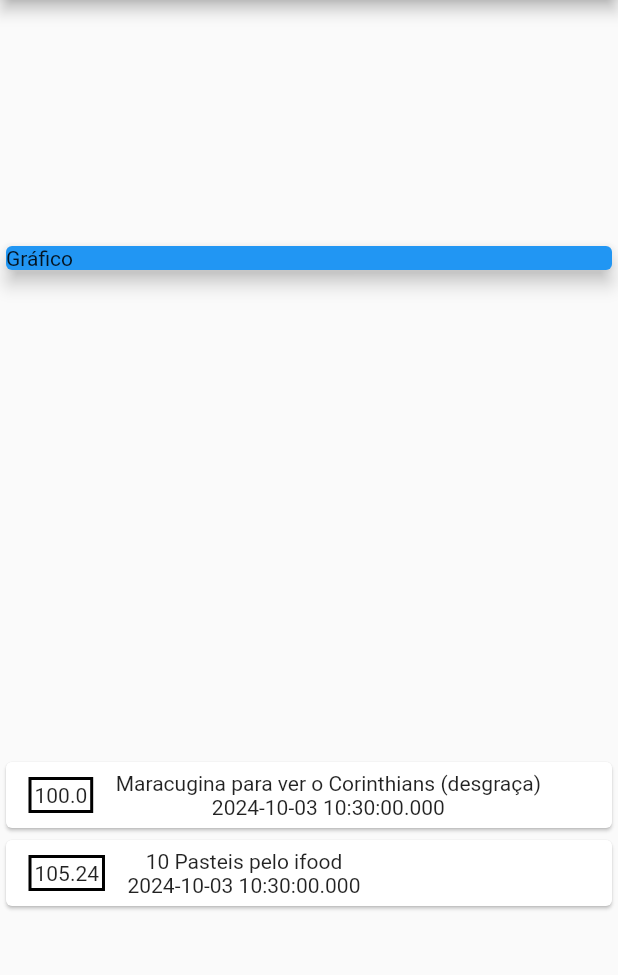
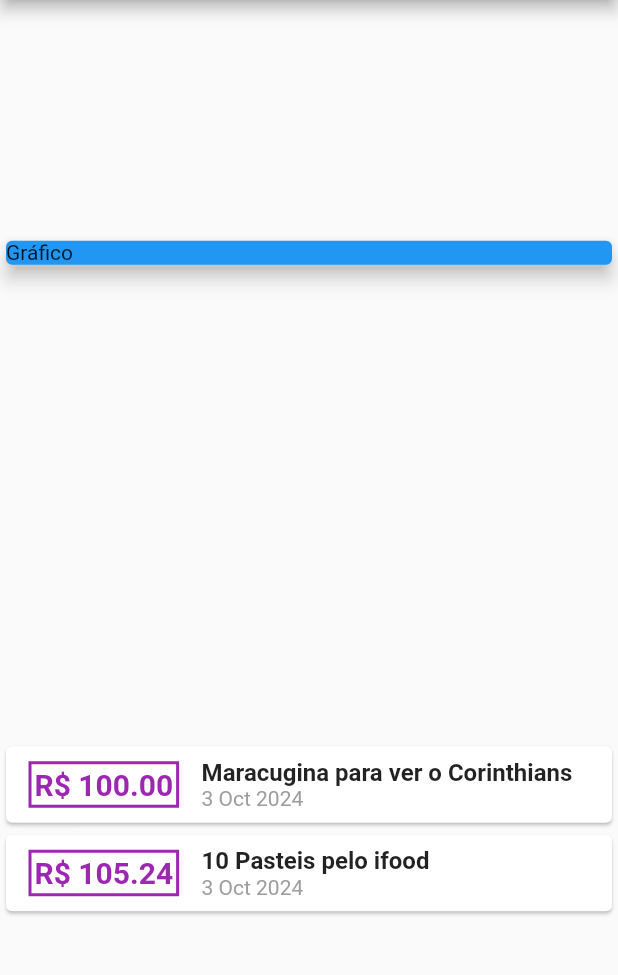
Before and after one commit to GilRossi/DespesasPessoais, a Flutter app: the screen it shows after launch, on a phone screen of 412 x 824 dp, the part 84-1059 px from its top. Run offline on Flutter 3.47's test engine with Material 2 defaults, Android fonts, the phone set to English and light mode, and no system bars.

Commit message:
Layout dos cards, rows e column

```diff
--- a/lib/main.dart
+++ b/lib/main.dart
@@ -2,6 +2,7 @@
 
 import 'package:expenses/models/transaction.dart';
 import 'package:flutter/material.dart';
+import 'package:intl/intl.dart';
 
 main() => runApp(ExpemsesApp());
 
@@ -18,7 +19,7 @@ class MyHomePage extends StatelessWidget {
   final _transactions = [
     Transaction(
       id: 't1',
-      title: 'Maracugina para ver o Corinthians (desgraça)',
+      title: 'Maracugina para ver o Corinthians',
       value: 100.00,
       date: DateTime.now(),
     ),
@@ -61,17 +62,36 @@ class MyHomePage extends StatelessWidget {
                       ),
                       decoration: BoxDecoration(
                         border: Border.all(
-                          color: Colors.black,
+                          color: Colors.purple,
                           width: 2,
                         ),
                       ),
                       padding: EdgeInsets.all(2),
-                      child: Text(tr.value.toString()),
+                      child: Text(
+                        'R\$ ${tr.value.toStringAsFixed(2)}',
+                        style: TextStyle(
+                          fontWeight: FontWeight.bold,
+                          fontSize: 20,
+                          color: Colors.purple,
+                        ),
+                      ),
                     ),
                     Column(
+                      crossAxisAlignment: CrossAxisAlignment.start,
                       children: <Widget>[
-                        Text(tr.title),
-                        Text(tr.date.toString()),
+                        Text(
+                          tr.title,
+                          style: TextStyle(
+                            fontSize: 16,
+                            fontWeight: FontWeight.bold,
+                          ),
+                        ),
+                        Text(
+                          DateFormat('d MMM y ').format(tr.date),
+                          style: TextStyle(
+                            color: Colors.grey[500],
+                          ),
+                        ),
                       ],
                     )
                   ],
--- a/pubspec.yaml
+++ b/pubspec.yaml
@@ -31,6 +31,7 @@ environment:
 dependencies:
   flutter:
     sdk: flutter
+  intl: ^0.17.0
 
 
   # The following adds the Cupertino Icons font to your application.
```
Also changed, not shown: pubspec.lock.
